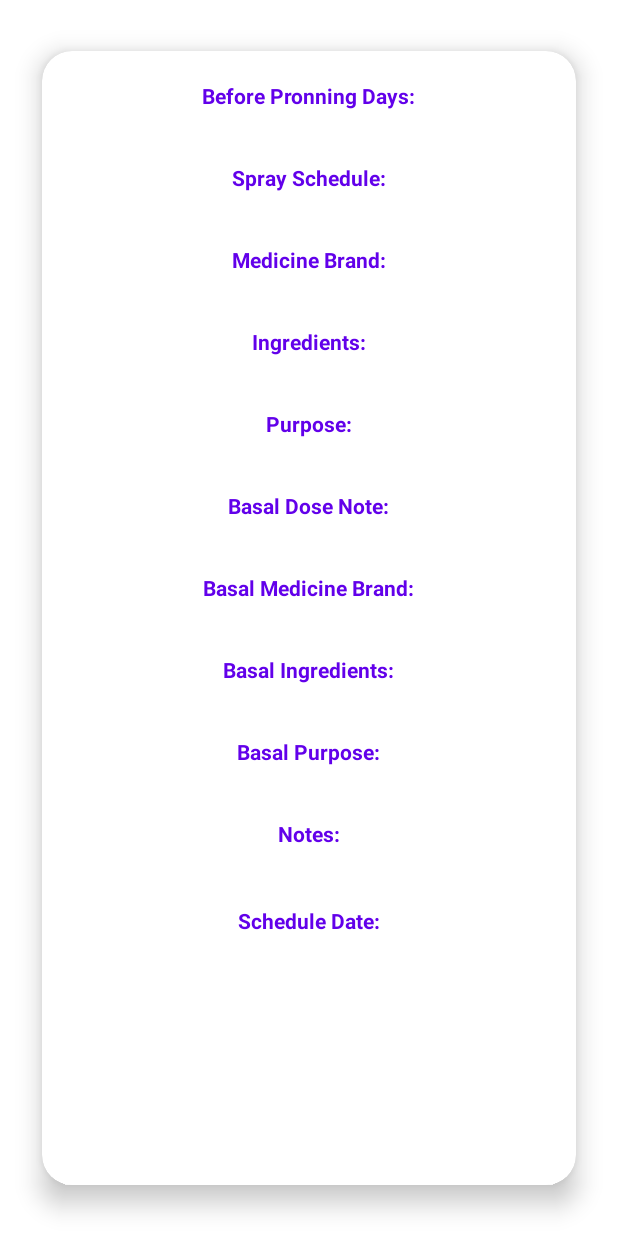
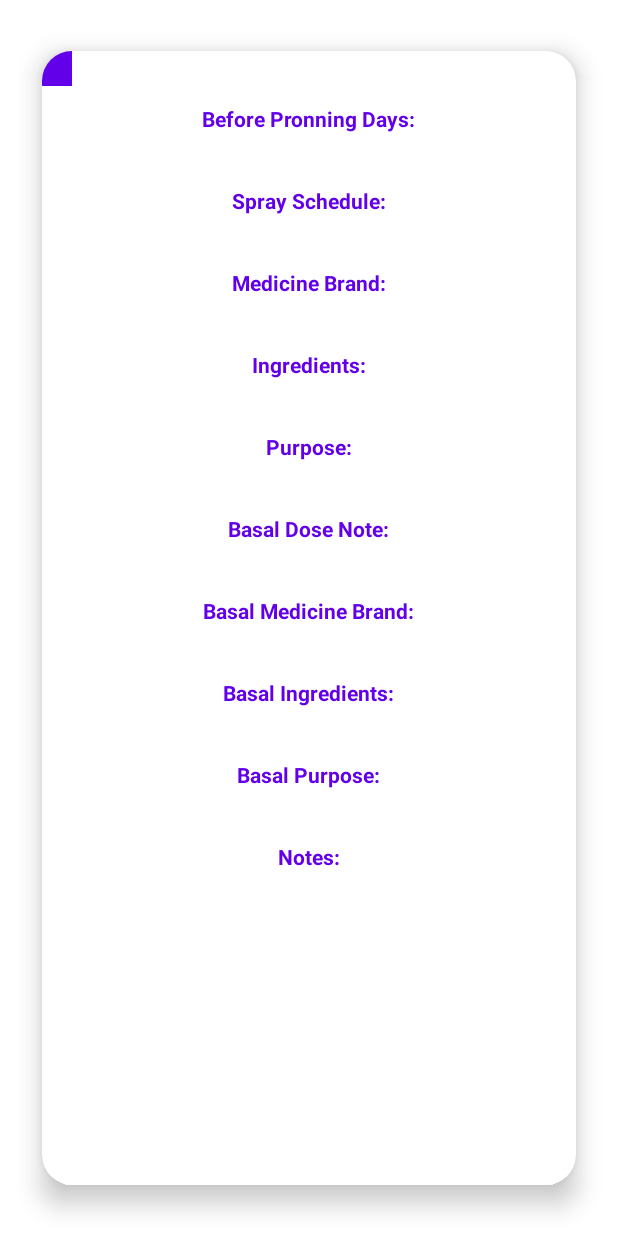
Before and after one commit to AmitSonake/FarmGuru, an Android app: the layout diary_schedule_listing_item.xml on its own in the app's theme, with its tools: preview values and no code run, on a phone screen of 412 x 824 dp. Run offline under Robolectric (Android 15) with nearby library versions, the phone set to English and light mode, and no system bars.

Commit message:
schedule view scroll from top

```diff
--- a/src/main/java/com/farms/krushisanjivini/MainActivity.kt
+++ b/src/main/java/com/farms/krushisanjivini/MainActivity.kt
@@ -80,7 +80,7 @@ class MainActivity : AppCompatActivity() {
         //userTitle.setTitle("Amit")
        // userEmail.setTitle("Amit")
 
-        binding.navView.findViewById<TextView>(R.id.versionInfo).text="Version ${BuildConfig.VERSION_NAME}"
+        binding.navView.findViewById<TextView>(R.id.versionInfo).text="App Version 1.0"//${BuildConfig.VERSION_NAME}"
         if(languageCode.equals("kn")){
             homeMenu.setTitle("ಮುಖ ಪುಟ")
             languageMenu.setTitle("ಭಾಷೆಯನ್ನು ಆರಿಸಿ")
--- a/src/main/java/com/farms/krushisanjivini/adapters/DiarySchedulesListAdapter.kt
+++ b/src/main/java/com/farms/krushisanjivini/adapters/DiarySchedulesListAdapter.kt
@@ -9,6 +9,7 @@ import androidx.recyclerview.widget.RecyclerView
 import com.example.dogs.util.SharedPreferencesHelper
 import com.farms.krushisanjivini.databinding.DiaryScheduleListingItemBinding
 import com.farms.krushisanjivini.model.Schedules
+import java.text.SimpleDateFormat
 
 
 class DiarySchedulesListAdapter(private val schedules: MutableList<Schedules>)
@@ -163,13 +164,16 @@ class DiarySchedulesListAdapter(private val schedules: MutableList<Schedules>)
         /*holder.binding.cropSeasonValue.text = schedules[position].activeIngredients.toString()
         holder.binding.diseaseInfectionValue.text = schedules[position].diseaseInfection.toString()*/
         val date= schedules[position].scheduleDate
+        val parser =  SimpleDateFormat("yyyy-MM-dd'T'HH:mm:ss")
+        val formatter = SimpleDateFormat("dd MMMM yyyy")
+        val formattedDate = formatter.format(parser.parse(date))
         val  dateFormat =date.split("T")[0]
         if(SharedPreferencesHelper.invoke(holder.binding.root.context).getSelectedLanguage().equals("EN")){
             holder.binding.scheduleDateLabel.text ="Schedule Date:"
         }else{
             holder.binding.scheduleDateLabel.text ="ವೇಳಾಪಟ್ಟಿ ದಿನಾಂಕ:"
         }
-        holder.binding.scheduleDateValue.text =dateFormat.toString()
+        holder.binding.scheduleDateValue.text =formattedDate.toString()
 
     }
 
--- a/src/main/res/layout/activity_my_diary_schedule_listing.xml
+++ b/src/main/res/layout/activity_my_diary_schedule_listing.xml
@@ -58,7 +58,7 @@
       android:scrollbars="vertical|horizontal"
       app:transformation="centerInside"
       app:transformationGravity="auto"
-      app:alignment="center"
+      app:alignment="top"
       app:overScrollHorizontal="true"
       app:overScrollVertical="true"
       app:overPinchable="true"
--- a/src/main/res/layout/activity_my_schedule_listing.xml
+++ b/src/main/res/layout/activity_my_schedule_listing.xml
@@ -55,7 +55,7 @@
       android:scrollbars="vertical|horizontal"
       app:transformation="centerInside"
       app:transformationGravity="auto"
-      app:alignment="center"
+      app:alignment="top"
       app:overScrollHorizontal="true"
       app:overScrollVertical="true"
       app:overPinchable="true"
--- a/src/main/res/layout/diary_schedule_listing_item.xml
+++ b/src/main/res/layout/diary_schedule_listing_item.xml
@@ -22,7 +22,22 @@
             android:layout_width="match_parent"
             android:layout_height="match_parent"
             >
-
+            <RelativeLayout
+                android:layout_width="wrap_content"
+                android:layout_height="wrap_content"
+                android:background="@color/purple_500">
+                <TextView
+                    android:id="@+id/schedule_date_value"
+                    android:layout_width="wrap_content"
+                    android:layout_height="wrap_content"
+                    android:layout_marginStart="10dip"
+                    android:layout_marginTop="2dip"
+                    android:layout_marginEnd="10dip"
+                    android:layout_marginBottom="2dip"
+                    android:text=""
+                    android:layout_alignParentTop="true"
+                    android:textColor="@color/white" />
+            </RelativeLayout>
             <RelativeLayout
                 android:layout_width="match_parent"
                 android:layout_height="match_parent"
@@ -74,7 +89,7 @@
                     android:layout_below="@id/title_value"
                     android:layout_centerHorizontal="true"
                     android:layout_marginStart="10dip"
-                    android:layout_marginTop="10dip"
+                    android:layout_marginTop="25dip"
                     android:layout_marginEnd="10dip"
                     android:layout_marginBottom="2dip"
                     android:text="@string/after_pronningdays"
@@ -408,10 +423,11 @@
                     android:layout_marginBottom="2dip"
                     android:text="@string/schedule_date"
                     android:textColor="@color/purple_500"
-                    android:textStyle="bold" />
+                    android:textStyle="bold"
+                    android:visibility="gone"/>
 
                 <TextView
-                    android:id="@+id/schedule_date_value"
+                    android:id="@+id/schedule_date_value1"
                     android:layout_width="wrap_content"
                     android:layout_height="wrap_content"
                     android:layout_below="@id/schedule_date_label"
@@ -421,6 +437,7 @@
                     android:layout_marginEnd="10dip"
                     android:layout_marginBottom="2dip"
                     android:text=""
+                    android:visibility="gone"
                     android:textColor="@color/black" />
 
 
```
Also changed, not shown: src/main/java/com/farms/krushisanjivini/adapters/SchedulesListAdapter.kt (+6 -1 lines), src/main/res/layout/schedule_listingdata_item.xml (+40 -22 lines).
